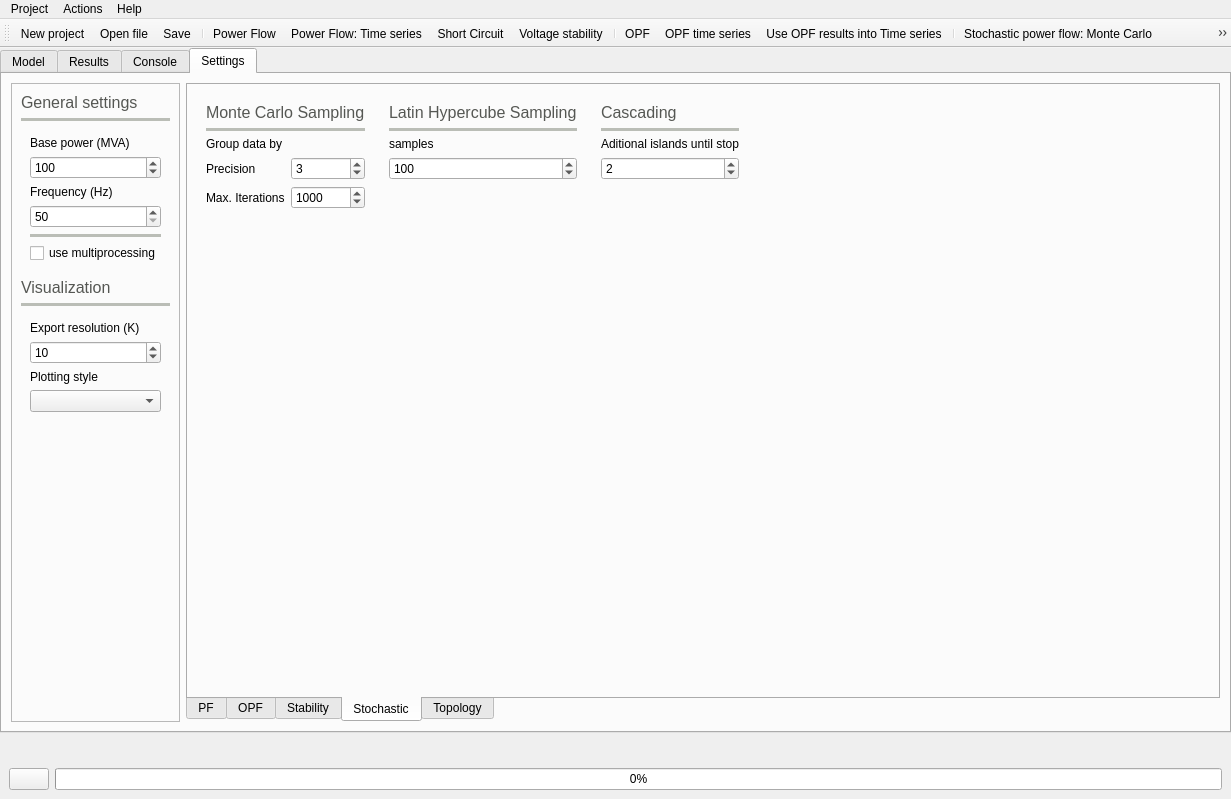
The window that src/GridCal/Gui/Main/MainWindow.ui (SanPen/GridCal) describes before a commit, drawn with Qt 5.
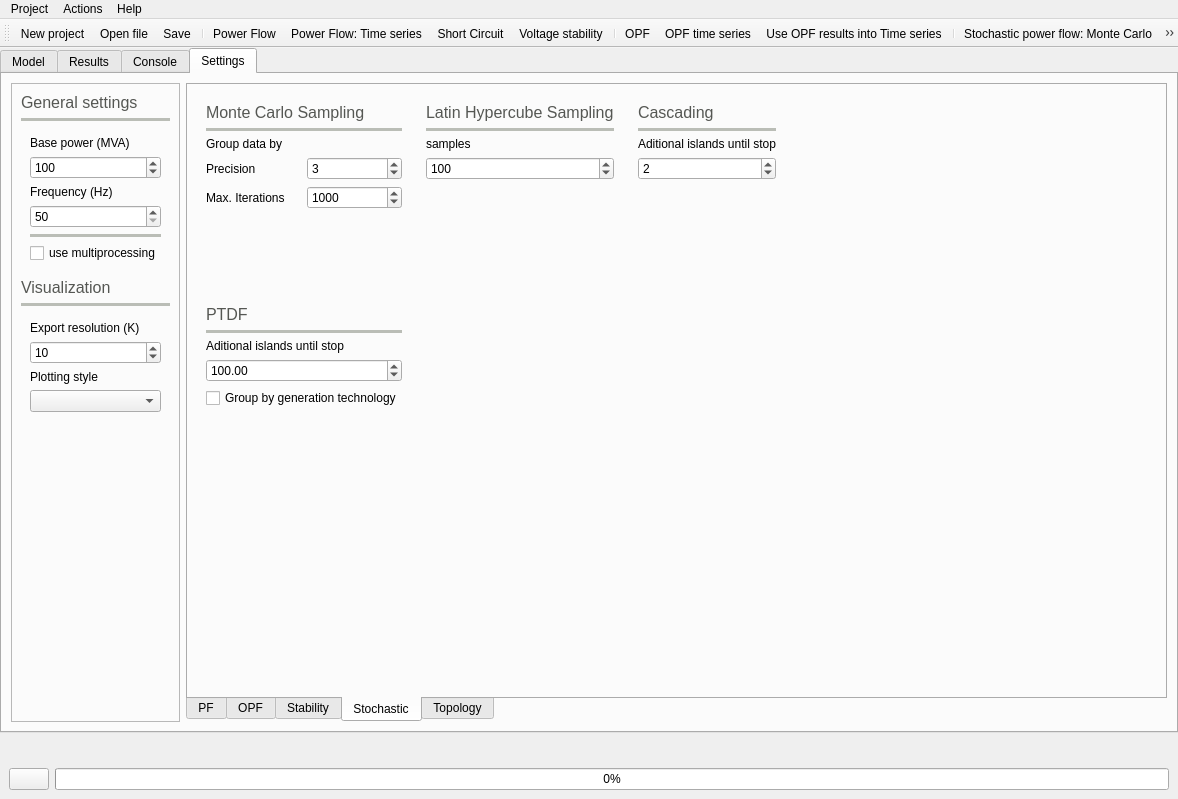
The same window after the commit. The open tabs and pages were chosen to show the change. Icons and pictures are not drawn. Custom widgets are drawn as their Qt base class.

Commit message: Added PTDF simulation

Diff of the .ui file:
```diff
--- a/src/GridCal/Gui/Main/MainWindow.ui
+++ b/src/GridCal/Gui/Main/MainWindow.ui
@@ -6,7 +6,7 @@
    <rect>
     <x>0</x>
     <y>0</y>
-    <width>1231</width>
+    <width>1178</width>
     <height>799</height>
    </rect>
   </property>
@@ -3392,6 +3392,157 @@
               </property>
              </spacer>
             </item>
+            <item row="3" column="0">
+             <widget class="QFrame" name="frame_32">
+              <property name="frameShape">
+               <enum>QFrame::NoFrame</enum>
+              </property>
+              <property name="frameShadow">
+               <enum>QFrame::Raised</enum>
+              </property>
+              <layout class="QVBoxLayout" name="verticalLayout_23">
+               <item>
+                <widget class="QLabel" name="label_40">
+                 <property name="palette">
+                  <palette>
+                   <active>
+                    <colorrole role="WindowText">
+                     <brush brushstyle="SolidPattern">
+                      <color alpha="255">
+                       <red>85</red>
+                       <green>87</green>
+                       <blue>83</blue>
+                      </color>
+                     </brush>
+                    </colorrole>
+                   </active>
+                   <inactive>
+                    <colorrole role="WindowText">
+                     <brush brushstyle="SolidPattern">
+                      <color alpha="255">
+                       <red>85</red>
+                       <green>87</green>
+                       <blue>83</blue>
+                      </color>
+                     </brush>
+                    </colorrole>
+                   </inactive>
+                   <disabled>
+                    <colorrole role="WindowText">
+                     <brush brushstyle="SolidPattern">
+                      <color alpha="255">
+                       <red>190</red>
+                       <green>190</green>
+                       <blue>190</blue>
+                      </color>
+                     </brush>
+                    </colorrole>
+                   </disabled>
+                  </palette>
+                 </property>
+                 <property name="font">
+                  <font>
+                   <pointsize>12</pointsize>
+                  </font>
+                 </property>
+                 <property name="text">
+                  <string>PTDF</string>
+                 </property>
+                </widget>
+               </item>
+               <item>
+                <widget class="Line" name="line_22">
+                 <property name="palette">
+                  <palette>
+                   <active>
+                    <colorrole role="WindowText">
+                     <brush brushstyle="SolidPattern">
+                      <color alpha="255">
+                       <red>186</red>
+                       <green>189</green>
+                       <blue>182</blue>
+                      </color>
+                     </brush>
+                    </colorrole>
+                   </active>
+                   <inactive>
+                    <colorrole role="WindowText">
+                     <brush brushstyle="SolidPattern">
+                      <color alpha="255">
+                       <red>186</red>
+                       <green>189</green>
+                       <blue>182</blue>
+                      </color>
+                     </brush>
+                    </colorrole>
+                   </inactive>
+                   <disabled>
+                    <colorrole role="WindowText">
+                     <brush brushstyle="SolidPattern">
+                      <color alpha="255">
+                       <red>190</red>
+                       <green>190</green>
+                       <blue>190</blue>
+                      </color>
+                     </brush>
+                    </colorrole>
+                   </disabled>
+                  </palette>
+                 </property>
+                 <property name="frameShadow">
+                  <enum>QFrame::Plain</enum>
+                 </property>
+                 <property name="lineWidth">
+                  <number>4</number>
+                 </property>
+                 <property name="orientation">
+                  <enum>Qt::Horizontal</enum>
+                 </property>
+                </widget>
+               </item>
+               <item>
+                <widget class="QLabel" name="label_56">
+                 <property name="text">
+                  <string>Aditional islands until stop</string>
+                 </property>
+                </widget>
+               </item>
+               <item>
+                <widget class="QDoubleSpinBox" name="ptdf_power_delta_doubleSpinBox">
+                 <property name="minimum">
+                  <double>-1000000000000000000000.000000000000000</double>
+                 </property>
+                 <property name="maximum">
+                  <double>10000000000000000000.000000000000000</double>
+                 </property>
+                 <property name="value">
+                  <double>100.000000000000000</double>
+                 </property>
+                </widget>
+               </item>
+               <item>
+                <widget class="QCheckBox" name="group_by_gen_technology_checkBox">
+                 <property name="text">
+                  <string>Group by generation technology</string>
+                 </property>
+                </widget>
+               </item>
+               <item>
+                <spacer name="verticalSpacer_12">
+                 <property name="orientation">
+                  <enum>Qt::Vertical</enum>
+                 </property>
+                 <property name="sizeHint" stdset="0">
+                  <size>
+                   <width>20</width>
+                   <height>40</height>
+                  </size>
+                 </property>
+                </spacer>
+               </item>
+              </layout>
+             </widget>
+            </item>
            </layout>
           </widget>
           <widget class="QWidget" name="tab_13">
@@ -4410,7 +4561,7 @@
     <rect>
      <x>0</x>
      <y>0</y>
-     <width>1231</width>
+     <width>1178</width>
      <height>22</height>
     </rect>
    </property>
@@ -4493,6 +4644,7 @@
    <addaction name="actionPower_flow_Stochastic"/>
    <addaction name="actionLatin_Hypercube_Sampling"/>
    <addaction name="actionBlackout_cascade"/>
+   <addaction name="actionPTDF"/>
    <addaction name="separator"/>
    <addaction name="actionBigger_nodes"/>
    <addaction name="actionSmaller_nodes"/>
@@ -5096,6 +5248,18 @@
     <string>Del</string>
    </property>
   </action>
+  <action name="actionPTDF">
+   <property name="icon">
+    <iconset resource="icons.qrc">
+     <normaloff>:/Icons/icons/ptdf.svg</normaloff>:/Icons/icons/ptdf.svg</iconset>
+   </property>
+   <property name="text">
+    <string>Power Transfer Distribution Factors</string>
+   </property>
+   <property name="toolTip">
+    <string>Power Transfer Distribution Factors</string>
+   </property>
+  </action>
  </widget>
  <customwidgets>
   <customwidget>
```
Left out of the diff: 1 changed line with no effect on the pictures. The commit also changes 19 other files.
